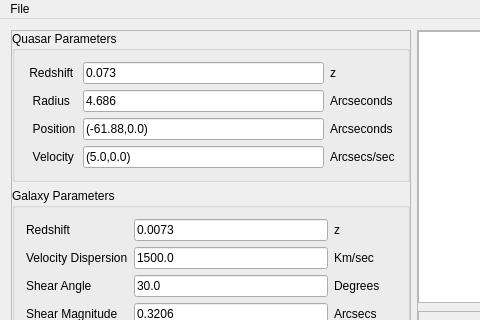
Qt form src/Resources/GUI/gui.ui (JordanKoeller/MirageOld) before a commit; both pictures show x 0 to 480 and y 0 to 320 of the 1200 by 800 pixel window.
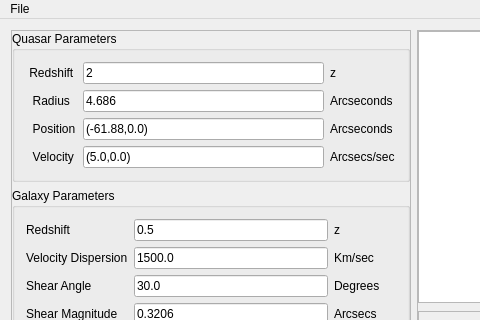
The same form after that commit. The open tabs and pages were chosen to show the change. Custom widgets are drawn as their Qt base class.

Patch:
```diff
--- a/src/Resources/GUI/gui.ui
+++ b/src/Resources/GUI/gui.ui
@@ -165,7 +165,7 @@
              <item row="0" column="1">
               <widget class="QLineEdit" name="qRedshift">
                <property name="text">
-                <string>0.073</string>
+                <string>2</string>
                </property>
               </widget>
              </item>
@@ -231,7 +231,7 @@
              <item row="0" column="1">
               <widget class="QLineEdit" name="gRedshift">
                <property name="text">
-                <string>0.0073</string>
+                <string>0.5</string>
                </property>
               </widget>
              </item>
```
Left out of the diff: 2 changed lines with no effect on the pictures.
